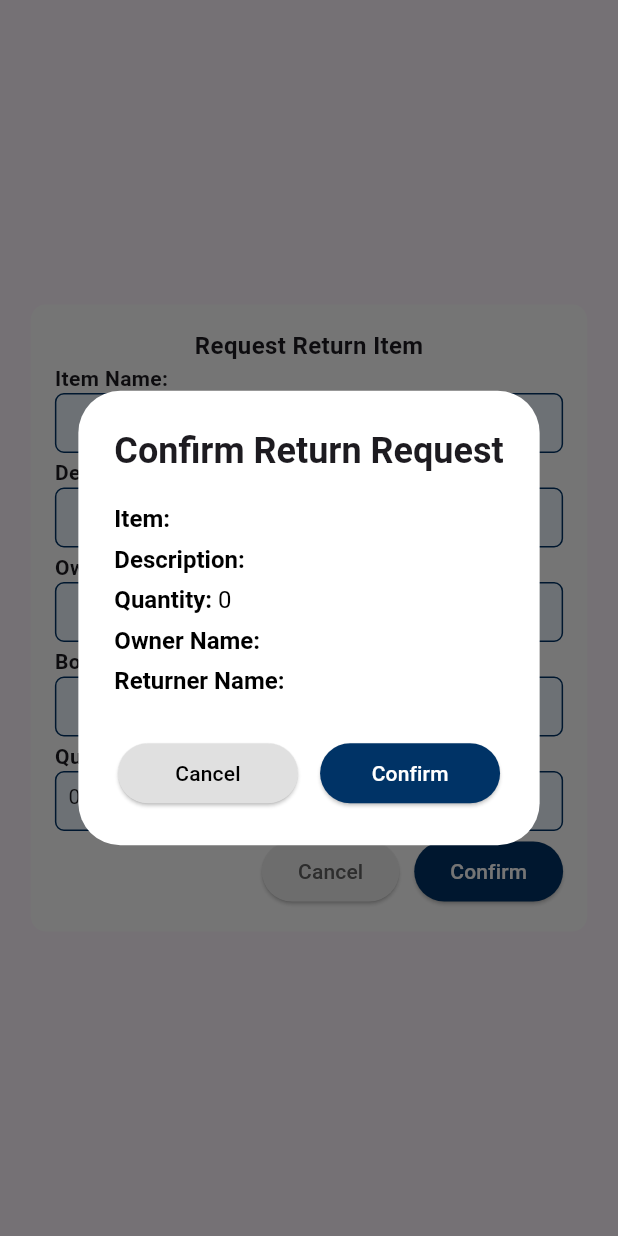
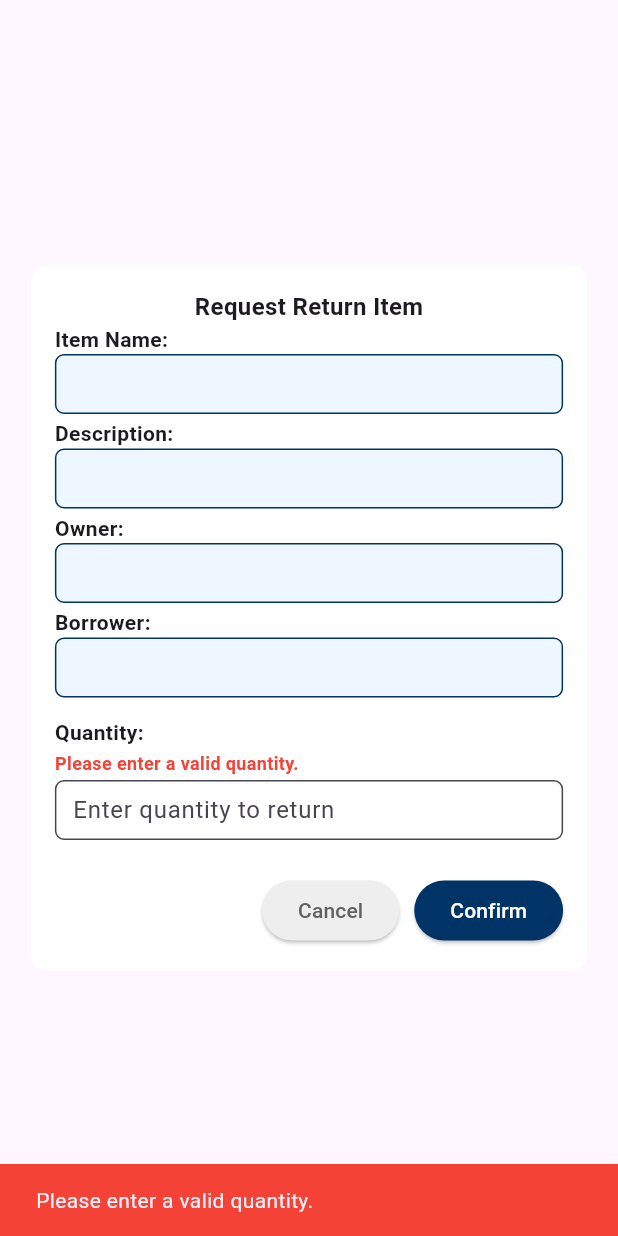
Before and after one commit to MsSoul/CAO_ADTS, a Flutter app: the ReturnTransaction widget shown alone on an empty page, opened directly with empty values, after a tap on "Confirm", on a phone screen of 412 x 824 dp. Run offline on Flutter 3.47's test engine with Material 3 defaults, Android fonts, the phone set to English and light mode, and no system bars; our stand-ins replace badges, fluttertoast, logger, shared_preferences, socket_io_client; accounts and stored records are empty; network calls fail.

Commit message:
11:12am UPDATED the return transaction  where users can input borrowed qunatity.

```diff
--- a/lib/design/return_widgets.dart
+++ b/lib/design/return_widgets.dart
@@ -106,6 +106,7 @@ String _capitalizeWords(String text) {
 Future<void> showSuccessDialog({required BuildContext context}) async {
   return showDialog(
     context: context,
+    barrierDismissible: false,
     builder: (BuildContext dialogContext) {
       return AlertDialog(
         backgroundColor: Colors.white,
@@ -129,8 +130,7 @@ Future<void> showSuccessDialog({required BuildContext context}) async {
           Center(
             child: ElevatedButton(
               onPressed: () {
-                Navigator.of(dialogContext).pop(); // Close success dialog
-                Navigator.of(context).pop(); // Close return transaction dialog
+                Navigator.of(dialogContext).pop(); // Just close the success dialog
               },
               style: ElevatedButton.styleFrom(
                 backgroundColor: AppColors.primaryColor,
@@ -145,6 +145,57 @@ Future<void> showSuccessDialog({required BuildContext context}) async {
         ],
       );
     },
+  );
+}
+
+Widget buildTextField(
+  String label,
+  String hint, {
+  TextEditingController? controller,
+  Function(String)? onChanged,
+  String? errorText,
+}) {
+  return Column(
+    crossAxisAlignment: CrossAxisAlignment.start,
+    children: [
+      Text(label,
+          style: const TextStyle(fontWeight: FontWeight.bold, fontSize: 14)),
+
+      // Show Error Message Below Label
+      if (errorText != null)
+        Padding(
+          padding: const EdgeInsets.only(
+              top: 2, bottom: 3), // Space between label & error
+          child: Text(
+            errorText,
+            style: const TextStyle(
+                color: Colors.red, fontSize: 12, fontWeight: FontWeight.bold),
+          ),
+        ),
+
+      // Text Field
+      SizedBox(
+        height: 40,
+        child: TextField(
+          controller: controller,
+          onChanged: onChanged,
+          keyboardType: TextInputType.number,
+          decoration: InputDecoration(
+            contentPadding:
+                const EdgeInsets.symmetric(vertical: 5, horizontal: 8),
+            filled: true,
+            fillColor: Colors.white,
+            hintText: hint,
+            border: OutlineInputBorder(
+              borderRadius: BorderRadius.circular(6),
+              borderSide:
+                  const BorderSide(color: AppColors.primaryColor, width: 1),
+            ),
+          ),
+        ),
+      ),
+      const SizedBox(height: 3), // Consistent spacing
+    ],
   );
 }
 Widget buildReturnDialogTitle() {
--- a/lib/return_item.dart
+++ b/lib/return_item.dart
@@ -111,7 +111,7 @@ class _ReturnItemsScreenState extends State<ReturnItemsScreen> {
       "🛠 Opening ReturnTransaction: ITEM_ID=$itemId, DistributedItemId=$distributedItemId");
 
   if (context.mounted) {
-      showDialog(
+    final result = await showDialog(
   context: context,
   builder: (context) => ReturnTransaction(
     empId: empId,
@@ -127,6 +127,10 @@ class _ReturnItemsScreenState extends State<ReturnItemsScreen> {
     quantity: borrowedQuantity,
   ),
 );
+
+if (result == true) {
+_loadBorrowedItems(); // Refresh the screen
+}
   }
 }
 
--- a/lib/return_transaction.dart
+++ b/lib/return_transaction.dart
@@ -38,7 +38,33 @@ class ReturnTransaction extends StatefulWidget {
 
 class ReturnTransactionState extends State<ReturnTransaction> {
   final ReturnTransactionApi returnApi = ReturnTransactionApi();
+  final TextEditingController quantityController = TextEditingController();
   final Logger logger = Logger();
+  String? quantityError;
+
+  @override
+  void dispose() {
+    quantityController.dispose();
+    super.dispose();
+  }
+
+  void _validateQuantity(String value) {
+    setState(() {
+      if (value.isEmpty) {
+        quantityError = "Quantity cannot be empty.";
+      } else {
+        int enteredQuantity = int.tryParse(value) ?? 0;
+        if (enteredQuantity <= 0) {
+          quantityError = "Quantity must be at least 1.";
+        } else if (enteredQuantity > widget.borrowedQuantity) {
+          quantityError =
+              "Maximum borrowed quantity is ${widget.borrowedQuantity}.";
+        } else {
+          quantityError = null;
+        }
+      }
+    });
+  }
 
   @override
   Widget build(BuildContext context) {
@@ -70,12 +96,21 @@ class ReturnTransactionState extends State<ReturnTransaction> {
                     widget.owner
                         .split(' ')
                         .map((word) => word.isNotEmpty
-                            ? word[0].toUpperCase() + word.substring(1).toLowerCase()
+                            ? word[0].toUpperCase() +
+                                word.substring(1).toLowerCase()
                             : '')
                         .join(' '),
                   ),
                   buildInfoBox('Borrower:', widget.borrower),
-                  buildInfoBox('Quantity:', widget.quantity.toString()),
+                  const SizedBox(height: 10),
+                  buildTextField(
+                    'Quantity:',
+                    'Enter quantity to return',
+                    controller: quantityController,
+                    errorText: quantityError,
+                    onChanged: _validateQuantity,
+                  ),
+                  const SizedBox(height: 20),
                   buildReturnActionButton(context),
                 ],
               ),
@@ -101,11 +136,31 @@ class ReturnTransactionState extends State<ReturnTransaction> {
         const SizedBox(width: 10),
         ElevatedButton(
           onPressed: () async {
+            int qty = int.tryParse(quantityController.text) ?? 0;
+
+            if (qty <= 0 || qty > widget.borrowedQuantity) {
+              setState(() {
+                quantityError = (qty > widget.borrowedQuantity)
+                    ? "Maximum borrowed quantity is ${widget.borrowedQuantity}."
+                    : "Please enter a valid quantity.";
+              });
+
+              if (context.mounted) {
+                ScaffoldMessenger.of(context).showSnackBar(
+                  SnackBar(
+                    content: Text(quantityError ?? "Invalid quantity"),
+                    backgroundColor: Colors.red,
+                  ),
+                );
+              }
+              return;
+            }
+
             bool confirm = await showReturnConfirmationDialog(
               context: context,
               itemName: widget.itemName,
               description: widget.description,
-              quantity: widget.quantity,
+              quantity: qty,
               ownerName: widget.owner,
               itemId: widget.itemId,
               distributedItemId: widget.distributedItemId,
@@ -113,14 +168,25 @@ class ReturnTransactionState extends State<ReturnTransaction> {
             );
 
             if (confirm) {
-              bool success = await processReturnTransaction(context: context);
+              bool success = await processReturnTransaction(
+                context: context,
+                quantity: qty,
+              );
 
               if (context.mounted && success) {
                 logger.i("✅ Successfully returned itemId: ${widget.itemId}");
-                Navigator.pop(context); // Close dialog
                 await showSuccessDialog(context: context);
+                if (context.mounted) {
+                  Navigator.pop(context, true); // return true to parent
+                }
               } else {
                 logger.e("❌ Failed to return itemId: ${widget.itemId}");
+                ScaffoldMessenger.of(context).showSnackBar(
+                  const SnackBar(
+                    content: Text("Failed to process return."),
+                    backgroundColor: Colors.red,
+                  ),
+                );
               }
             }
           },
@@ -134,21 +200,25 @@ class ReturnTransactionState extends State<ReturnTransaction> {
     );
   }
 
-  Future<bool> processReturnTransaction({required BuildContext context}) async {
-    logger.i("Processing return for itemId: ${widget.itemId} with quantity: ${widget.quantity}");
+  Future<bool> processReturnTransaction({
+    required BuildContext context,
+    required int quantity,
+  }) async {
+    logger.i(
+        "Processing return for itemId: ${widget.itemId} with quantity: $quantity");
 
     bool success = await returnApi.processReturnTransaction(
       borrowerId: widget.empId,
       ownerId: widget.ownerId,
       itemId: widget.itemId,
-      quantity: widget.quantity,
+      quantity: quantity,
       currentDptId: widget.currentDptId,
       distributedItemId: widget.distributedItemId,
     );
 
     logger.i("🔎 ReturnTransaction Data: "
         "ItemId=${widget.itemId}, ItemName=${widget.itemName}, "
-        "Description=${widget.description}, Quantity=${widget.quantity}, "
+        "Description=${widget.description}, Quantity=$quantity, "
         "Owner=${widget.owner} (ID: ${widget.ownerId}), "
         "Borrower=${widget.borrower} (ID: ${widget.empId}), "
         "DistributedItemId=${widget.distributedItemId}");
```
Lines whose indentation alone changed are shown as unchanged.
